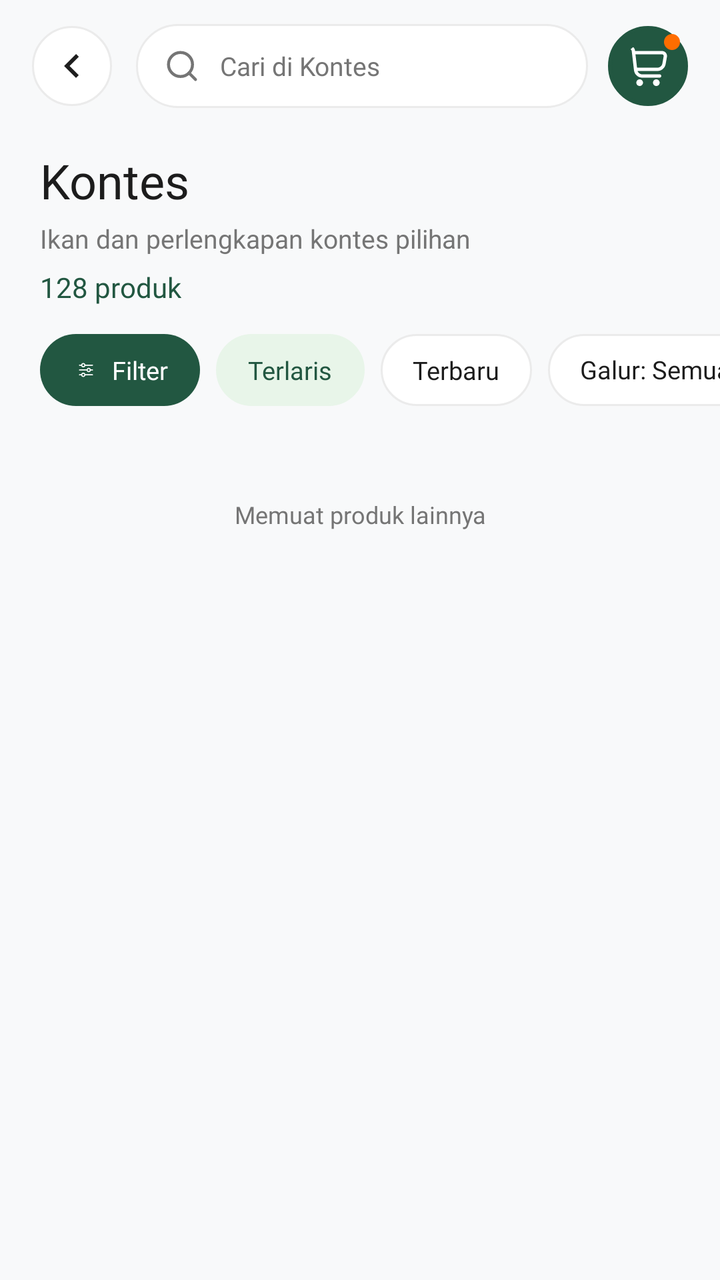
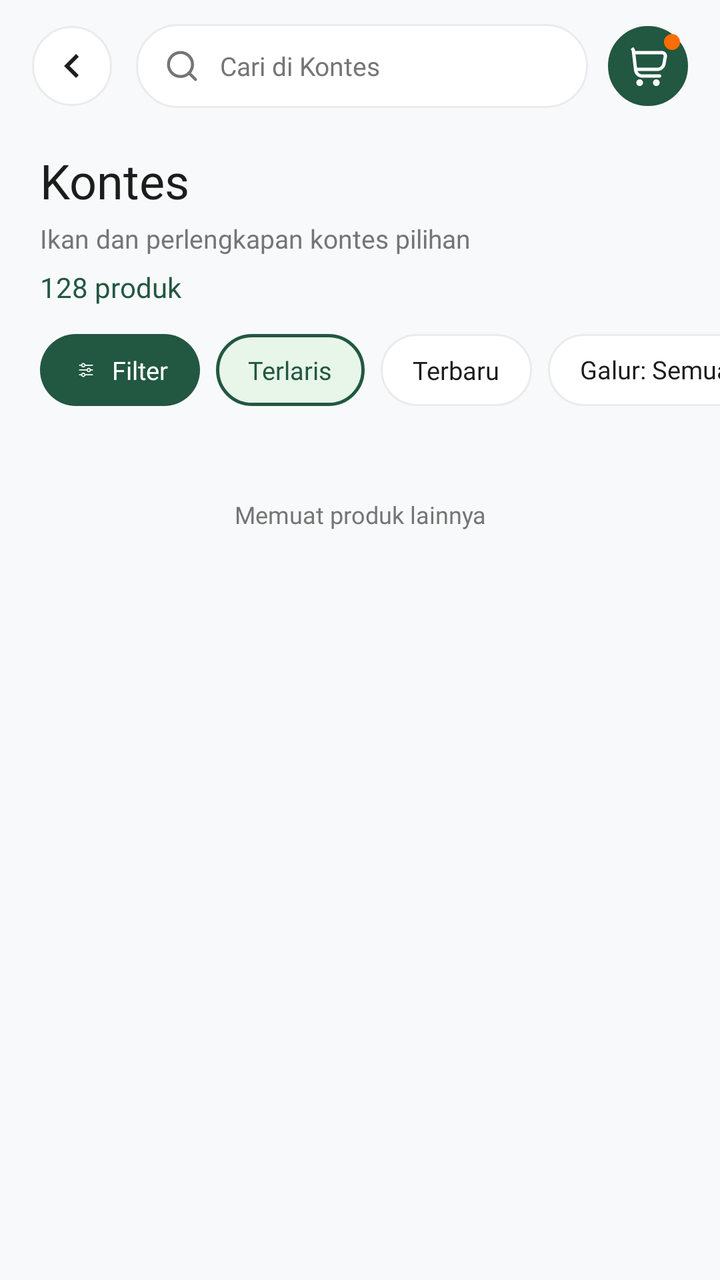

An Android layout rendered at two revisions. The XML below is the earlier revision; the diff shows what the commit changed to produce the second picture.
<!-- AndroidManifest.xml: application theme Theme.GuppyMarketIDN -->
<!-- res/layout/activity_category_products.xml -->
<?xml version="1.0" encoding="utf-8"?>
<RelativeLayout
    xmlns:android="http://schemas.android.com/apk/res/android"
    xmlns:app="http://schemas.android.com/apk/res-auto"
    xmlns:tools="http://schemas.android.com/tools"
    android:id="@+id/main"
    android:layout_width="match_parent"
    android:layout_height="match_parent"
    android:background="#F8F9FA"
    tools:context=".menuHome.CategoryProductsActivity">

    
    <LinearLayout
        android:id="@+id/headerContainer"
        android:layout_width="match_parent"
        android:layout_height="wrap_content"
        android:layout_alignParentTop="true"
        android:background="#F8F9FA"
        android:orientation="vertical">

        
        <LinearLayout
            android:id="@+id/topBarCategory"
            android:layout_width="match_parent"
            android:layout_height="wrap_content"
            android:paddingHorizontal="16dp"
            android:paddingTop="12dp"
            android:paddingBottom="8dp"
            android:gravity="center_vertical"
            android:orientation="horizontal">

            
            <ImageView
                android:id="@+id/btnBackCategory"
                android:layout_width="40dp"
                android:layout_height="40dp"
                android:background="@drawable/bg_circle_white_stroke"
                android:src="@drawable/ic_chevron_left"
                android:padding="8dp"
                android:clickable="true"
                android:focusable="true"/>

            
            <LinearLayout
                android:layout_width="0dp"
                android:layout_height="42dp"
                android:layout_weight="1"
                android:layout_marginStart="12dp"
                android:background="@drawable/bg_search_bar"
                android:gravity="center_vertical"
                android:paddingHorizontal="14dp">

                <ImageView
                    android:layout_width="18dp"
                    android:layout_height="18dp"
                    android:src="@drawable/search"
                    app:tint="@color/guppy_text_gray"/>

                <EditText
                    android:id="@+id/etSearchCategoryPage"
                    android:layout_width="match_parent"
                    android:layout_height="match_parent"
                    android:background="@android:color/transparent"
                    android:fontFamily="@font/inter_regular"
                    android:hint="Cari di Kontes"
                    android:textColorHint="@color/guppy_text_gray"
                    android:textColor="@color/guppy_text_black"
                    android:paddingStart="10dp"
                    android:singleLine="true"
                    android:textSize="13sp" />
            </LinearLayout>

            
            <FrameLayout
                android:layout_width="40dp"
                android:layout_height="40dp"
                android:layout_marginStart="10dp">

                <ImageView
                    android:id="@+id/btnCartCategoryPage"
                    android:layout_width="40dp"
                    android:layout_height="40dp"
                    android:background="@drawable/bg_circle_image"
                    android:backgroundTint="@color/guppy_primary"
                    android:src="@drawable/fi_rr_shopping_cart"
                    android:padding="10dp"
                    app:tint="@color/white"
                    android:clickable="true"
                    android:focusable="true"/>

                <View
                    android:layout_width="8dp"
                    android:layout_height="8dp"
                    android:layout_gravity="top|end"
                    android:layout_marginTop="4dp"
                    android:layout_marginEnd="4dp"
                    android:background="@drawable/bg_circle_image"
                    android:backgroundTint="#FF6D00"/>
            </FrameLayout>
        </LinearLayout>

        
        <LinearLayout
            android:layout_width="match_parent"
            android:layout_height="wrap_content"
            android:paddingHorizontal="20dp"
            android:paddingTop="12dp"
            android:orientation="vertical">

            <TextView
                android:id="@+id/tvCategoryPageTitle"
                android:layout_width="wrap_content"
                android:layout_height="wrap_content"
                android:fontFamily="@font/inter_bold"
                android:text="Kontes"
                android:textColor="@color/guppy_text_black"
                android:textSize="24sp"/>

            <TextView
                android:id="@+id/tvCategoryPageSubtitle"
                android:layout_width="wrap_content"
                android:layout_height="wrap_content"
                android:layout_marginTop="4dp"
                android:fontFamily="@font/inter_regular"
                android:text="Ikan dan perlengkapan kontes pilihan"
                android:textColor="@color/guppy_text_gray"
                android:textSize="13sp"/>

            <TextView
                android:id="@+id/tvCategoryPageCount"
                android:layout_width="wrap_content"
                android:layout_height="wrap_content"
                android:layout_marginTop="6dp"
                android:text="128 produk"
                android:textColor="@color/guppy_primary"
                android:fontFamily="@font/inter_bold"
                android:textSize="14sp"/>
        </LinearLayout>

        
        <HorizontalScrollView
            android:layout_width="match_parent"
            android:layout_height="wrap_content"
            android:layout_marginTop="14dp"
            android:layout_marginBottom="14dp"
            android:scrollbars="none"
            android:clipToPadding="false"
            android:paddingHorizontal="20dp">

            <LinearLayout
                android:layout_width="wrap_content"
                android:layout_height="wrap_content"
                android:gravity="center_vertical"
                android:orientation="horizontal">

                
                <LinearLayout
                    android:id="@+id/btnFilterOptions"
                    android:layout_width="wrap_content"
                    android:layout_height="36dp"
                    android:background="@drawable/bg_filter_green"
                    android:gravity="center"
                    android:orientation="horizontal"
                    android:paddingHorizontal="16dp"
                    android:layout_marginEnd="8dp"
                    android:clickable="true"
                    android:focusable="true">

                    <ImageView
                        android:layout_width="14dp"
                        android:layout_height="14dp"
                        android:src="@drawable/filter"
                        app:tint="@color/white"/>

                    <TextView
                        android:layout_width="wrap_content"
                        android:layout_height="wrap_content"
                        android:layout_marginStart="6dp"
                        android:text="Filter"
                        android:textColor="@color/white"
                        android:fontFamily="@font/inter_bold"
                        android:textSize="12.5sp"/>
                </LinearLayout>

                
                <TextView
                    android:id="@+id/chipSortPopular"
                    android:layout_width="wrap_content"
                    android:layout_height="36dp"
                    android:background="@drawable/bg_chip_outline"
                    android:backgroundTint="#E8F5E9"
                    app:strokeColor="@color/guppy_primary"
                    app:strokeWidth="1.5dp"
                    android:text="Terlaris"
                    android:textColor="@color/guppy_primary"
                    android:fontFamily="@font/inter_semi_bold"
                    android:textSize="12.5sp"
                    android:gravity="center"
                    android:paddingHorizontal="16dp"
                    android:layout_marginEnd="8dp"
                    android:clickable="true"
                    android:focusable="true"/>

                
                <TextView
                    android:id="@+id/chipSortLatest"
                    android:layout_width="wrap_content"
                    android:layout_height="36dp"
                    android:background="@drawable/bg_chip_outline"
                    android:text="Terbaru"
                    android:textColor="@color/guppy_text_black"
                    android:fontFamily="@font/inter_medium"
                    android:textSize="12.5sp"
                    android:gravity="center"
                    android:paddingHorizontal="16dp"
                    android:layout_marginEnd="8dp"
                    android:clickable="true"
                    android:focusable="true"/>

                
                <TextView
                    android:id="@+id/chipFilterGalur"
                    android:layout_width="wrap_content"
                    android:layout_height="36dp"
                    android:background="@drawable/bg_chip_outline"
                    android:text="Galur: Semua ∨"
                    android:textColor="@color/guppy_text_black"
                    android:fontFamily="@font/inter_medium"
                    android:textSize="12.5sp"
                    android:gravity="center"
                    android:paddingHorizontal="16dp"
                    android:layout_marginEnd="8dp"
                    android:clickable="true"
                    android:focusable="true"/>

                
                <TextView
                    android:id="@+id/chipSortPrice"
                    android:layout_width="wrap_content"
                    android:layout_height="36dp"
                    android:background="@drawable/bg_chip_outline"
                    android:text="Harga ∨"
                    android:textColor="@color/guppy_text_black"
                    android:fontFamily="@font/inter_medium"
                    android:textSize="12.5sp"
                    android:gravity="center"
                    android:paddingHorizontal="16dp"
                    android:clickable="true"
                    android:focusable="true"/>
            </LinearLayout>
        </HorizontalScrollView>
    </LinearLayout>

    
    <androidx.core.widget.NestedScrollView
        android:layout_width="match_parent"
        android:layout_height="match_parent"
        android:layout_below="@id/headerContainer"
        android:fillViewport="true"
        android:clipToPadding="false">

        <LinearLayout
            android:layout_width="match_parent"
            android:layout_height="wrap_content"
            android:orientation="vertical"
            android:paddingHorizontal="14dp"
            android:paddingTop="8dp"
            android:paddingBottom="60dp">

            <androidx.recyclerview.widget.RecyclerView
                android:id="@+id/recyclerCategoryProducts"
                android:layout_width="match_parent"
                android:layout_height="wrap_content"
                android:nestedScrollingEnabled="false" />

            <TextView
                android:id="@+id/tvEmptyCategoryProducts"
                android:layout_width="match_parent"
                android:layout_height="wrap_content"
                android:layout_marginTop="80dp"
                android:gravity="center"
                android:text="Belum ada produk di kategori ini"
                android:textColor="@color/guppy_text_gray"
                android:fontFamily="@font/inter_medium"
                android:textSize="14sp"
                android:visibility="gone"/>

            <TextView
                android:id="@+id/tvLoadMoreProducts"
                android:layout_width="match_parent"
                android:layout_height="wrap_content"
                android:layout_marginTop="24dp"
                android:layout_marginBottom="16dp"
                android:gravity="center"
                android:text="Memuat produk lainnya"
                android:textColor="@color/guppy_text_gray"
                android:fontFamily="@font/inter_regular"
                android:textSize="12sp"/>
        </LinearLayout>
    </androidx.core.widget.NestedScrollView>

</RelativeLayout>
<!-- resources referenced by this layout -->
<resources>
  <color name="guppy_primary">#225741</color>
  <color name="guppy_text_black">#1C1C1C</color>
  <color name="guppy_text_gray">#757575</color>
  <color name="white">#FFFFFFFF</color>
  <!-- drawable bg_chip_outline (drawable) -->
  <?xml version="1.0" encoding="utf-8"?>
  <shape xmlns:android="http://schemas.android.com/apk/res/android">
      <solid android:color="@color/white" />
      <stroke android:width="1dp" android:color="@color/guppy_stroke" />
      <corners android:radius="20dp" />
  </shape>
  <!-- drawable bg_circle_image (drawable) -->
  <?xml version="1.0" encoding="utf-8"?>
  <shape xmlns:android="http://schemas.android.com/apk/res/android" android:shape="oval">
      <solid android:color="@color/guppy_stroke" />
      <stroke android:width="2dp" android:color="@color/guppy_primary" />
  </shape>
  <!-- drawable bg_circle_white_stroke (drawable) -->
  <?xml version="1.0" encoding="utf-8"?>
  <shape xmlns:android="http://schemas.android.com/apk/res/android" android:shape="oval">
      <solid android:color="@color/white" />
      <stroke android:width="1dp" android:color="@color/guppy_stroke" />
  </shape>
  <!-- drawable bg_filter_green (drawable) -->
  <?xml version="1.0" encoding="utf-8"?>
  <shape xmlns:android="http://schemas.android.com/apk/res/android">
      <solid android:color="@color/guppy_primary" />
      <corners android:radius="20dp" />
  </shape>
  <!-- drawable bg_search_bar (drawable) -->
  <?xml version="1.0" encoding="utf-8"?>
  <shape xmlns:android="http://schemas.android.com/apk/res/android">
      <solid android:color="@color/guppy_card_bg" />
      <stroke android:width="1dp" android:color="@color/guppy_stroke" />
      <corners android:radius="24dp" />
  </shape>
  <!-- drawable filter: vector/xml drawable (drawable, 3697 chars, omitted) -->
  <!-- drawable ic_chevron_left (drawable) -->
  <vector xmlns:android="http://schemas.android.com/apk/res/android"
      android:width="24dp"
      android:height="24dp"
      android:viewportWidth="24"
      android:viewportHeight="24">
    <path
        android:fillColor="#1E1E1E"
        android:pathData="M15.41,16.59L10.83,12l4.58,-4.59L14,6l-6,6 6,6 1.41,-1.41z"/>
  </vector>
  <!-- drawable search (drawable) -->
  <vector xmlns:android="http://schemas.android.com/apk/res/android"
      android:width="24dp"
      android:height="24dp"
      android:viewportWidth="24"
      android:viewportHeight="24">
    <path
        android:pathData="M11,19C15.418,19 19,15.418 19,11C19,6.582 15.418,3 11,3C6.582,3 3,6.582 3,11C3,15.418 6.582,19 11,19Z"
        android:strokeLineJoin="round"
        android:strokeWidth="2"
        android:fillColor="#00000000"
        android:strokeColor="#828282"
        android:strokeLineCap="round"/>
    <path
        android:pathData="M21,21L16.65,16.65"
        android:strokeLineJoin="round"
        android:strokeWidth="2"
        android:fillColor="#00000000"
        android:strokeColor="#828282"
        android:strokeLineCap="round"/>
  </vector>
  <style name="Theme.GuppyMarketIDN" parent="Base.Theme.GuppyMarketIDN" />
  <color name="guppy_stroke">#EBEBEB</color>
  <color name="guppy_card_bg">#FFFFFF</color>
  <style name="Base.Theme.GuppyMarketIDN" parent="Theme.Material3.Light.NoActionBar">
          <item name="colorPrimary">@color/guppy_primary</item>
          <item name="colorOnPrimary">@color/white</item>
          <item name="android:textColorPrimary">@color/guppy_text_black</item>
          <item name="android:textColorSecondary">@color/guppy_text_gray</item>
          <item name="android:windowBackground">@color/guppy_background</item>
      </style>
  <color name="guppy_background">#F7F7F7</color>
  <!-- unchanged entries left out for length: 1 -->
</resources>

<!-- the commit's change to res/layout/activity_category_products.xml (unified diff, before → after) -->
@@ -187,10 +187,7 @@
                     android:id="@+id/chipSortPopular"
                     android:layout_width="wrap_content"
                     android:layout_height="36dp"
-                    android:background="@drawable/bg_chip_outline"
-                    android:backgroundTint="#E8F5E9"
-                    app:strokeColor="@color/guppy_primary"
-                    app:strokeWidth="1.5dp"
+                    android:background="@drawable/bg_chip_selected"
                     android:text="Terlaris"
                     android:textColor="@color/guppy_primary"
                     android:fontFamily="@font/inter_semi_bold"
<!-- resource entries referenced after the edit -->
@@ -9,6 +9,16 @@
   <shape xmlns:android="http://schemas.android.com/apk/res/android">
       <solid android:color="@color/white" />
       <stroke android:width="1dp" android:color="@color/guppy_stroke" />
+      <corners android:radius="20dp" />
+  </shape>
+  <!-- drawable bg_chip_selected (drawable) -->
+  <?xml version="1.0" encoding="utf-8"?>
+  <shape xmlns:android="http://schemas.android.com/apk/res/android"
+      android:shape="rectangle">
+      <solid android:color="#E8F5E9" />
+      <stroke
+          android:width="1.5dp"
+          android:color="@color/guppy_primary" />
       <corners android:radius="20dp" />
   </shape>
   <!-- drawable bg_circle_image (drawable) -->
